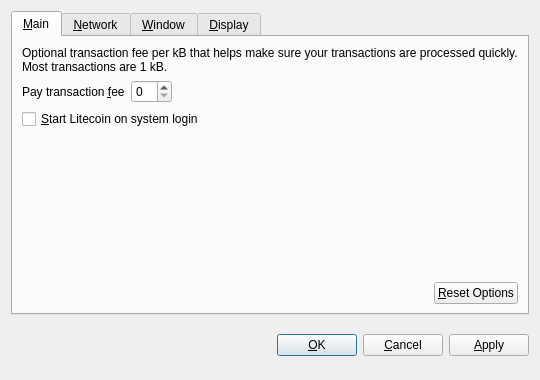
The window that src/qt/forms/optionsdialog.ui (gabens/gabencoin) describes before a commit, drawn with Qt 5.
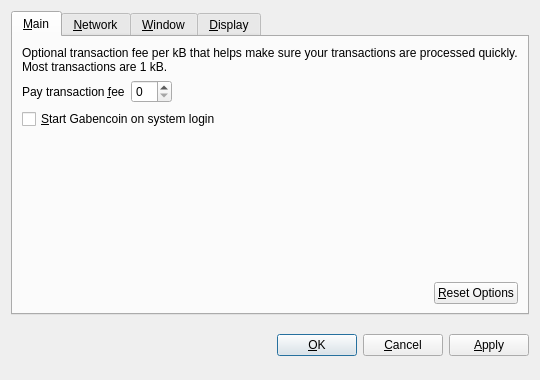
The same window after the commit. Custom widgets are drawn as their Qt base class.

Patch:
```diff
--- a/src/qt/forms/optionsdialog.ui
+++ b/src/qt/forms/optionsdialog.ui
@@ -82,7 +82,7 @@
           <string>Automatically start Litecoin after logging in to the system.</string>
          </property>
          <property name="text">
-          <string>&amp;Start Litecoin on system login</string>
+          <string>&amp;Start Gabencoin on system login</string>
          </property>
         </widget>
        </item>
```
Left out of the diff: 10 changed lines with no effect on the pictures.
